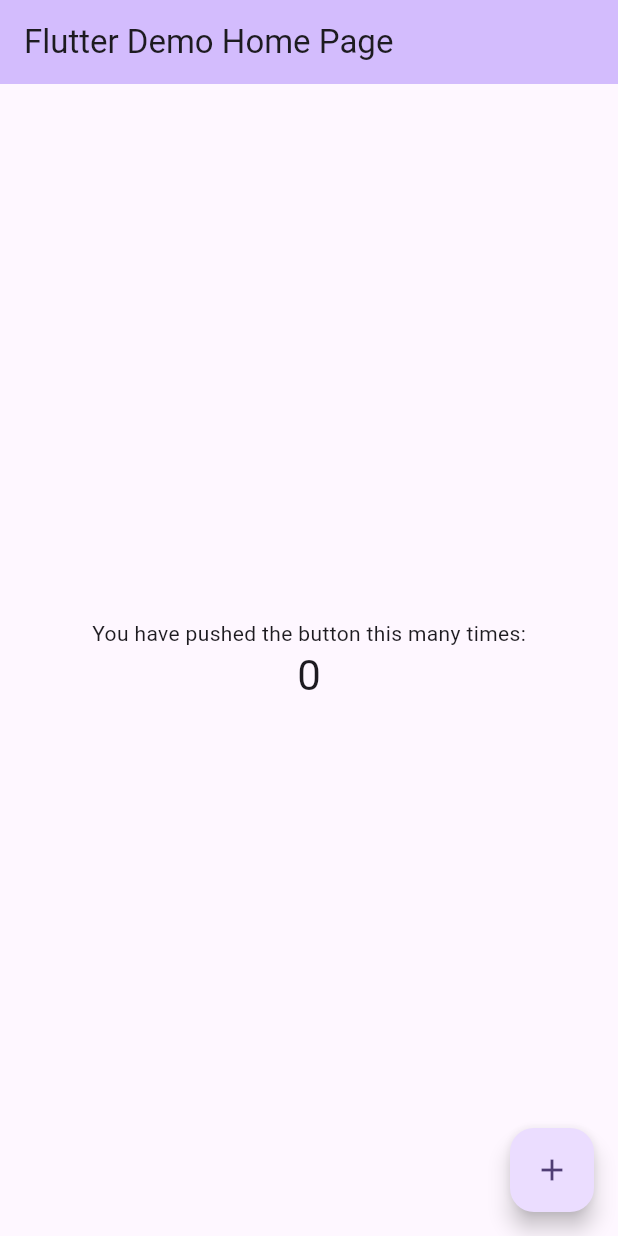
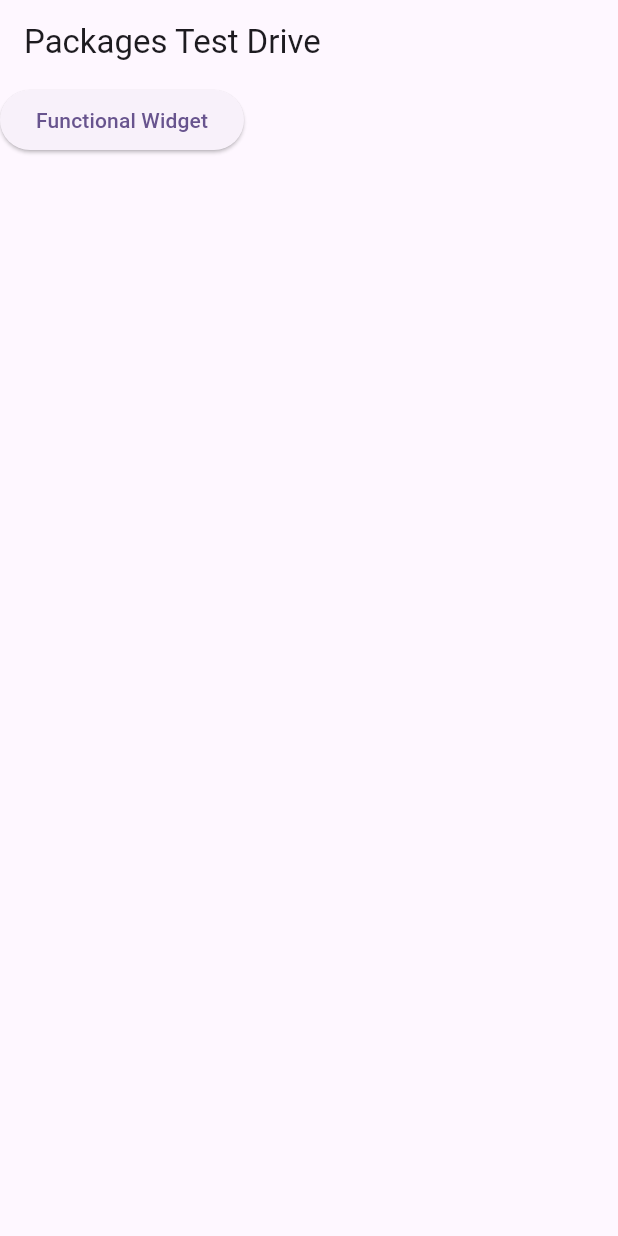
Before and after one commit to 3kdeveloper/flutter_packages_test_drive, a Flutter app: the screen it shows after launch, on a phone screen of 412 x 824 dp. Run offline on Flutter 3.47's test engine with Material 2 defaults, Android fonts, the light colour scheme and no system bars; our stand-ins replace functional_widget_annotation.

Commit message:
learned functional widget

```diff
--- a/lib/main.dart
+++ b/lib/main.dart
@@ -1,125 +1,20 @@
 import 'package:flutter/material.dart';
+import 'package:flutter_packages_test_drive/screens/home/home_screen.dart';
 
-void main() {
-  runApp(const MyApp());
-}
+void main() => runApp(const MyApp());
 
 class MyApp extends StatelessWidget {
   const MyApp({super.key});
 
-  // This widget is the root of your application.
   @override
   Widget build(BuildContext context) {
     return MaterialApp(
-      title: 'Flutter Demo',
+      title: 'Flutter Packages Test Drive',
+      debugShowCheckedModeBanner: false,
       theme: ThemeData(
-        // This is the theme of your application.
-        //
-        // TRY THIS: Try running your application with "flutter run". You'll see
-        // the application has a blue toolbar. Then, without quitting the app,
-        // try changing the seedColor in the colorScheme below to Colors.green
-        // and then invoke "hot reload" (save your changes or press the "hot
-        // reload" button in a Flutter-supported IDE, or press "r" if you used
-        // the command line to start the app).
-        //
-        // Notice that the counter didn't reset back to zero; the application
-        // state is not lost during the reload. To reset the state, use hot
-        // restart instead.
-        //
-        // This works for code too, not just values: Most code changes can be
-        // tested with just a hot reload.
-        colorScheme: ColorScheme.fromSeed(seedColor: Colors.deepPurple),
-        useMaterial3: true,
-      ),
-      home: const MyHomePage(title: 'Flutter Demo Home Page'),
+          colorScheme: ColorScheme.fromSeed(seedColor: Colors.deepPurple),
+          useMaterial3: true),
+      home: const HomeScreen(),
     );
   }
 }
-
-class MyHomePage extends StatefulWidget {
-  const MyHomePage({super.key, required this.title});
-
-  // This widget is the home page of your application. It is stateful, meaning
-  // that it has a State object (defined below) that contains fields that affect
-  // how it looks.
-
-  // This class is the configuration for the state. It holds the values (in this
-  // case the title) provided by the parent (in this case the App widget) and
-  // used by the build method of the State. Fields in a Widget subclass are
-  // always marked "final".
-
-  final String title;
-
-  @override
-  State<MyHomePage> createState() => _MyHomePageState();
-}
-
-class _MyHomePageState extends State<MyHomePage> {
-  int _counter = 0;
-
-  void _incrementCounter() {
-    setState(() {
-      // This call to setState tells the Flutter framework that something has
-      // changed in this State, which causes it to rerun the build method below
-      // so that the display can reflect the updated values. If we changed
-      // _counter without calling setState(), then the build method would not be
-      // called again, and so nothing would appear to happen.
-      _counter++;
-    });
-  }
-
-  @override
-  Widget build(BuildContext context) {
-    // This method is rerun every time setState is called, for instance as done
-    // by the _incrementCounter method above.
-    //
-    // The Flutter framework has been optimized to make rerunning build methods
-    // fast, so that you can just rebuild anything that needs updating rather
-    // than having to individually change instances of widgets.
-    return Scaffold(
-      appBar: AppBar(
-        // TRY THIS: Try changing the color here to a specific color (to
-        // Colors.amber, perhaps?) and trigger a hot reload to see the AppBar
-        // change color while the other colors stay the same.
-        backgroundColor: Theme.of(context).colorScheme.inversePrimary,
-        // Here we take the value from the MyHomePage object that was created by
-        // the App.build method, and use it to set our appbar title.
-        title: Text(widget.title),
-      ),
-      body: Center(
-        // Center is a layout widget. It takes a single child and positions it
-        // in the middle of the parent.
-        child: Column(
-          // Column is also a layout widget. It takes a list of children and
-          // arranges them vertically. By default, it sizes itself to fit its
-          // children horizontally, and tries to be as tall as its parent.
-          //
-          // Column has various properties to control how it sizes itself and
-          // how it positions its children. Here we use mainAxisAlignment to
-          // center the children vertically; the main axis here is the vertical
-          // axis because Columns are vertical (the cross axis would be
-          // horizontal).
-          //
-          // TRY THIS: Invoke "debug painting" (choose the "Toggle Debug Paint"
-          // action in the IDE, or press "p" in the console), to see the
-          // wireframe for each widget.
-          mainAxisAlignment: MainAxisAlignment.center,
-          children: <Widget>[
-            const Text(
-              'You have pushed the button this many times:',
-            ),
-            Text(
-              '$_counter',
-              style: Theme.of(context).textTheme.headlineMedium,
-            ),
-          ],
-        ),
-      ),
-      floatingActionButton: FloatingActionButton(
-        onPressed: _incrementCounter,
-        tooltip: 'Increment',
-        child: const Icon(Icons.add),
-      ), // This trailing comma makes auto-formatting nicer for build methods.
-    );
-  }
-}
--- /dev/null
+++ b/lib/screens/home/home_screen.dart
@@ -0,0 +1,23 @@
+import 'package:flutter/material.dart';
+import 'package:flutter_packages_test_drive/screens/testDriveFunctionalWidget/test_drive_functional_widget.dart';
+
+class HomeScreen extends StatelessWidget {
+  const HomeScreen({super.key});
+
+  @override
+  Widget build(BuildContext context) {
+    return Scaffold(
+      appBar: AppBar(title: const Text('Packages Test Drive')),
+      body: Column(
+        children: [
+          ElevatedButton(
+              onPressed: () => Navigator.push(
+                  context,
+                  MaterialPageRoute(
+                      builder: (context) => const TestDriveFunctionalWidget())),
+              child: const Text('Functional Widget'))
+        ],
+      ),
+    );
+  }
+}
--- /dev/null
+++ b/lib/screens/testDriveFunctionalWidget/test_drive_functional_widget.dart
@@ -0,0 +1,21 @@
+import 'package:flutter/material.dart';
+import 'package:functional_widget_annotation/functional_widget_annotation.dart';
+part 'test_drive_functional_widget.g.dart';
+
+class TestDriveFunctionalWidget extends StatelessWidget {
+  const TestDriveFunctionalWidget({super.key});
+
+  @override
+  Widget build(BuildContext context) {
+    return Scaffold(
+      appBar: buildAppBar(),
+      body: const CustomText(text: 'This is simple text'),
+    );
+  }
+}
+
+AppBar buildAppBar() =>
+    AppBar(title: const Text('Test Drive Functional Widget'));
+
+@swidget
+Widget customText({required String text}) => Text(text);
```
Also changed, not shown: pubspec.yaml (+6 -73 lines), lib/screens/testDriveFunctionalWidget/test_drive_functional_widget.g.dart (added), pubspec.lock.
